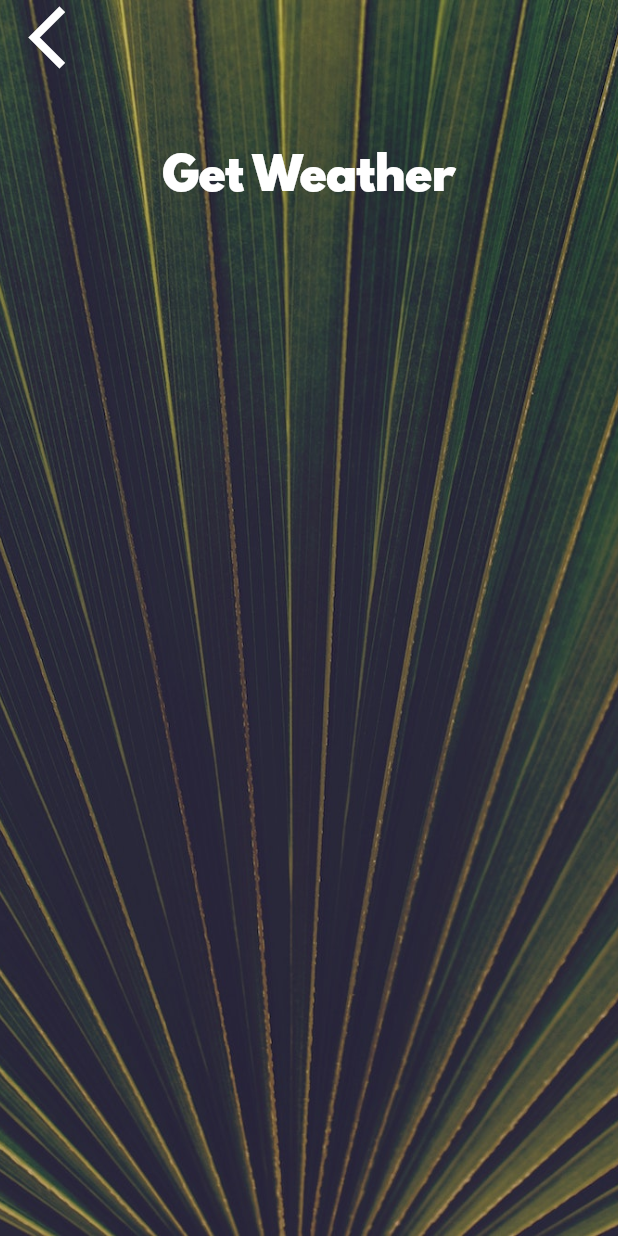
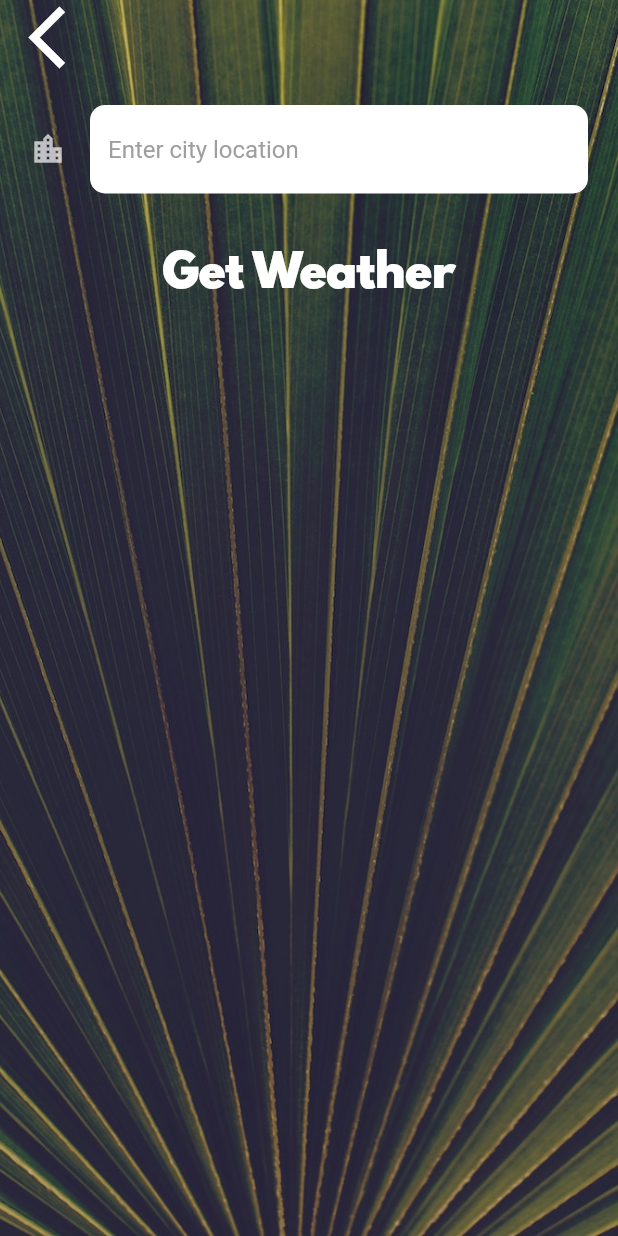
Before and after one commit to aditya222k/weather-app, a Flutter app: the CityScreen screen opened directly, on a phone screen of 412 x 824 dp. Run offline on Flutter 3.47's test engine with Material 2 defaults, Android fonts, the phone set to English and light mode, and no system bars; our stand-ins replace flutter_spinkit, geolocator; network calls fail.

```diff
--- a/lib/screens/city_screen.dart
+++ b/lib/screens/city_screen.dart
@@ -7,6 +7,9 @@ class CityScreen extends StatefulWidget {
 }
 
 class _CityScreenState extends State<CityScreen> {
+  String cityName;
+
+
   @override
   Widget build(BuildContext context) {
     return Scaffold(
@@ -33,10 +36,16 @@ class _CityScreenState extends State<CityScreen> {
               ),
               Container(
                 padding: EdgeInsets.all(20.0),
-                child: null,
+                child: TextField(
+                  style:TextStyle(color: Colors.black),
+                  onChanged: (value){cityName=value;},
+                  decoration: kTextFieldInputDecoration,
+                ),
               ),
-              FlatButton(
-                onPressed: () {},
+              TextButton(
+                onPressed: () {
+                  Navigator.pop(context, cityName);
+                },
                 child: Text(
                   'Get Weather',
                   style: kButtonTextStyle,
--- a/lib/services/weather.dart
+++ b/lib/services/weather.dart
@@ -1,4 +1,28 @@
+import 'package:clima/services/networking.dart';
+import 'package:clima/utilities/constants.dart';
+import 'package:clima/services/location.dart';
+
+var openWeatherMapURL = 'http://api.openweathermap.org/data/2.5/weather';
 class WeatherModel {
+
+
+  Future<dynamic> getCityWeather(String cityName)async{
+    NetworkHelper networkHelper =  NetworkHelper('$openWeatherMapURL?q=$cityName&appid=$apiKey&units=metric');
+    var weatherData=await networkHelper.getData();
+    return weatherData;
+  }
+
+  Future<dynamic> getLocationWeather() async{
+    Location location=Location();
+    await location.getCurrentLocation();
+
+
+    NetworkHelper networkHelper = NetworkHelper(
+        "http://api.openweathermap.org/data/2.5/weather?lat=${location.latitude}&lon=${location.longitude}&appid=$apiKey&units=metric");
+    var weatherData = await networkHelper.getData();
+    return weatherData;
+  }
+
   String getWeatherIcon(int condition) {
     if (condition < 300) {
       return '🌩';
--- a/lib/utilities/constants.dart
+++ b/lib/utilities/constants.dart
@@ -12,6 +12,7 @@ const kMessageTextStyle = TextStyle(
 
 const kButtonTextStyle = TextStyle(
   fontSize: 30.0,
+  color: Colors.white,
   fontFamily: 'Spartan MB',
 );
 
@@ -19,4 +20,16 @@ const kConditionTextStyle = TextStyle(
   fontSize: 100.0,
 );
 
-const apiKey= 'bf578cae77350e81058299bb32a592f9';
+const apiKey = 'bf578cae77350e81058299bb32a592f9';
+
+const kTextFieldInputDecoration = InputDecoration(
+  filled: true,
+  icon: Icon(Icons.location_city),
+  hintText: 'Enter city location',
+  hintStyle: TextStyle(color: Colors.grey),
+  border: OutlineInputBorder(
+    borderRadius: BorderRadius.all(Radius.circular(10)),
+    borderSide: BorderSide.none,
+  ),
+  fillColor: Colors.white,
+);
--- a/pubspec.yaml
+++ b/pubspec.yaml
@@ -13,6 +13,7 @@ dependencies:
   cupertino_icons: ^0.1.2
   geolocator: ^7.0.3
   http: ^0.13.3
+  flutter_spinkit: ^4.1.2
 
 dev_dependencies:
   flutter_test:
```
Also changed, not shown: lib/screens/loading_screen.dart (+16 -8 lines), lib/screens/location_screen.dart (+52 -9 lines), pubspec.lock, 38 other files.
